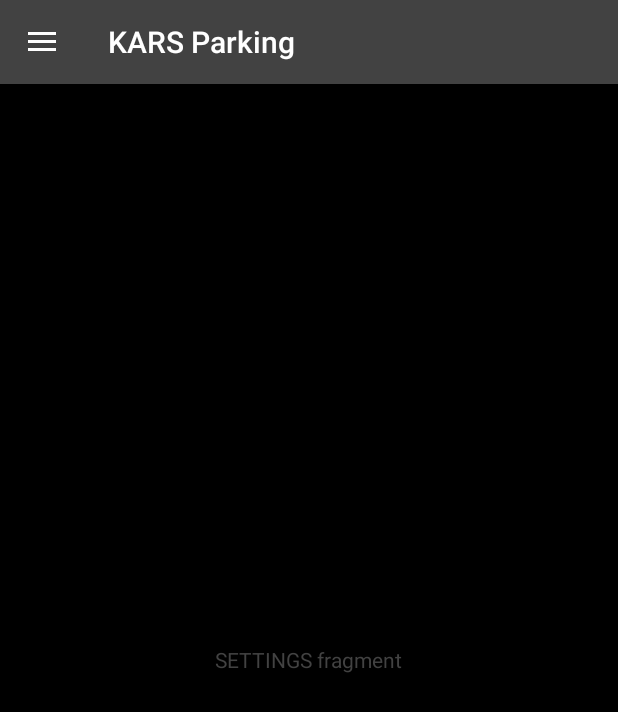
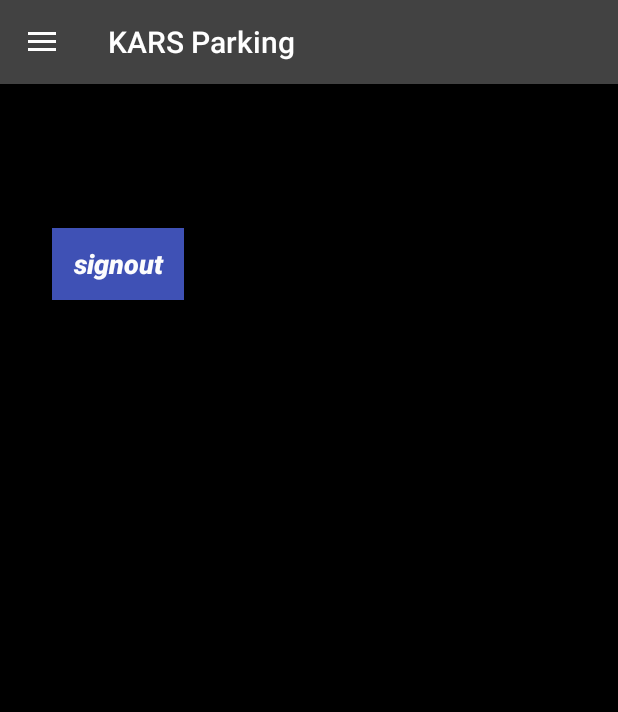
Before and after one commit to aj2322001/KARSparking, an Android app: the fragment SettingFragment placed in its activity, on a phone screen of 412 x 824 dp. Shown: the top 712 px of the screen. Run offline under Robolectric (Android 15) with nearby library versions, the phone set to English and light mode, and no system bars; our stand-ins replace Firebase (no records; nobody signed in at launch, a user with empty details on screens opened directly).

```diff
--- a/app/src/main/java/com/example/karsparking/SettingFragment.java
+++ b/app/src/main/java/com/example/karsparking/SettingFragment.java
@@ -1,18 +1,43 @@
 package com.example.karsparking;
 
+import android.content.Intent;
 import android.os.Bundle;
 import android.view.LayoutInflater;
 import android.view.View;
 import android.view.ViewGroup;
+import android.widget.Button;
 
 import androidx.annotation.NonNull;
 import androidx.annotation.Nullable;
 import androidx.fragment.app.Fragment;
 
+import com.google.firebase.auth.FirebaseAuth;
+
 public class SettingFragment extends Fragment {
+    private FirebaseAuth firebaseAuth;
     @Nullable
     @Override
     public View onCreateView(@NonNull LayoutInflater inflater, @Nullable ViewGroup container, @Nullable Bundle savedInstanceState) {
         return inflater.inflate(R.layout.fragment_setting,container,false);
     }
+
+
+    @Override
+    public void onViewCreated(@NonNull View view, @Nullable Bundle savedInstanceState) {
+        super.onViewCreated(view, savedInstanceState);
+
+        Button signOut = getView().findViewById(R.id.signOut);
+
+        signOut.setOnClickListener(new View.OnClickListener() {
+            @Override
+            public void onClick(View v) {
+                firebaseAuth.getInstance().signOut();
+                Intent i = new Intent(getActivity(),
+                        Login.class);
+                i.setFlags(Intent.FLAG_ACTIVITY_NEW_TASK |
+                        Intent.FLAG_ACTIVITY_CLEAR_TASK);
+                startActivity(i);
+            }
+        });
+    }
 }
--- a/app/src/main/res/layout/fragment_setting.xml
+++ b/app/src/main/res/layout/fragment_setting.xml
@@ -1,14 +1,26 @@
 <?xml version="1.0" encoding="utf-8"?>
-<RelativeLayout xmlns:android="http://schemas.android.com/apk/res/android"
+<androidx.constraintlayout.widget.ConstraintLayout xmlns:android="http://schemas.android.com/apk/res/android"
+    xmlns:app="http://schemas.android.com/apk/res-auto"
+    xmlns:tools="http://schemas.android.com/tools"
     android:layout_width="match_parent"
     android:layout_height="match_parent"
     android:background="@android:color/background_dark">
 
-    <TextView
+    <Button
+        android:id="@+id/signOut"
         android:layout_width="wrap_content"
         android:layout_height="wrap_content"
-        android:text="SETTINGS fragment"
-        android:textColor="@color/cardview_dark_background"
-        android:layout_centerInParent="true"/>
+        android:layout_marginTop="96dp"
+        android:background="#3F51B5"
+        android:text="signout"
+        android:textAllCaps="false"
+        android:textColor="#FCFCFD"
+        android:textSize="18sp"
+        android:textStyle="bold|italic"
+        app:layout_constraintEnd_toEndOf="parent"
+        app:layout_constraintHorizontal_bias="0.108"
+        app:layout_constraintStart_toStartOf="parent"
+        app:layout_constraintTop_toTopOf="parent" />
 
-</RelativeLayout>
+
+</androidx.constraintlayout.widget.ConstraintLayout>
--- /dev/null
+++ b/app/src/main/res/values/ic_current_location_background.xml
@@ -0,0 +1,4 @@
+<?xml version="1.0" encoding="utf-8"?>
+<resources>
+    <color name="ic_current_location_background">#FDFCFF</color>
+</resources>
```
Also changed, not shown: app/src/debug/res/values/google_maps_api.xml (added, +24 -0 lines), app/src/main/java/com/example/karsparking/SplashActivity.java (added, +30 -0 lines), app/src/main/res/drawable/activity_splash.xml (added, +10 -0 lines), app/src/main/ic_current_location-playstore.png (added), app/src/main/res/mipmap-xhdpi/ic_current_location_round.png (added), app/src/main/res/mipmap-xxxhdpi/ic_current_location_round.png (added), 1 other file.
